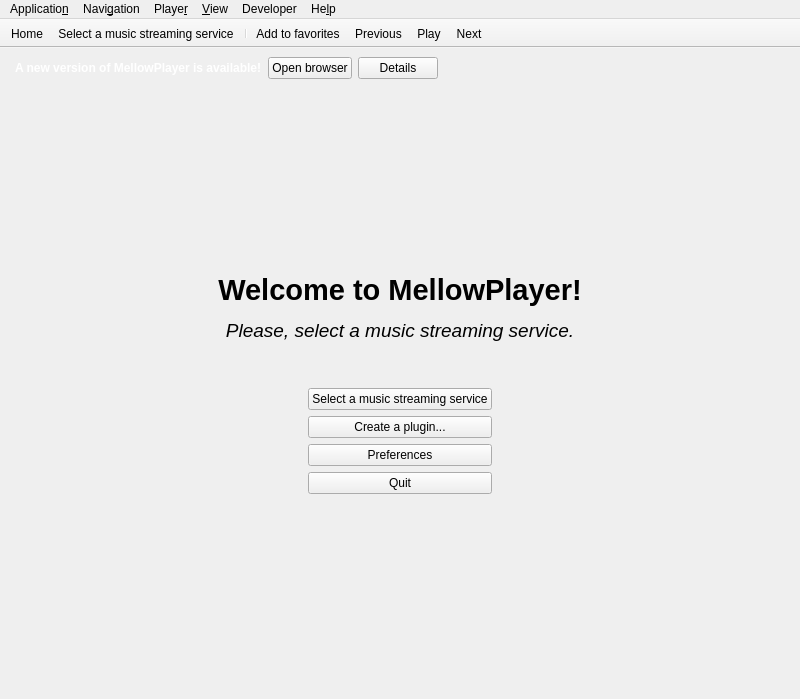
The window that app/forms/mainwindow.ui (ColinDuquesnoy/MellowPlayer) describes before a commit, drawn with Qt 5.
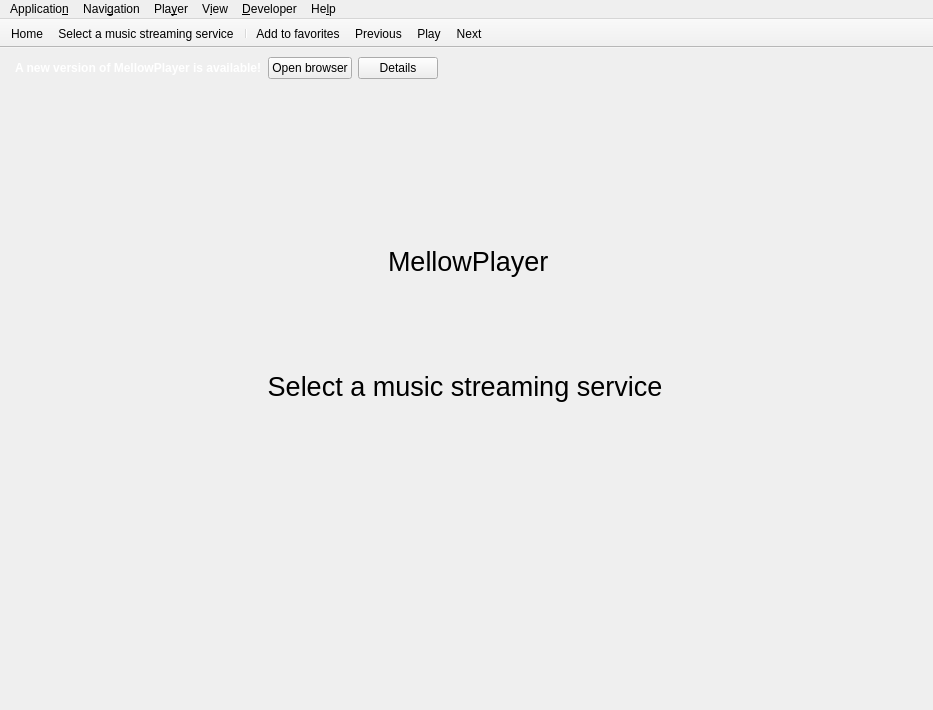
The same window after the commit. The open tabs and pages were chosen to show the change. Icons and pictures are not drawn. Custom widgets are drawn as their Qt base class.

Patch:
```diff
--- a/app/forms/mainwindow.ui
+++ b/app/forms/mainwindow.ui
@@ -6,8 +6,8 @@
    <rect>
     <x>0</x>
     <y>0</y>
-    <width>800</width>
-    <height>699</height>
+    <width>933</width>
+    <height>710</height>
    </rect>
   </property>
   <property name="windowTitle">
@@ -47,160 +47,310 @@
       </property>
       <widget class="QWidget" name="pageHome">
        <layout class="QGridLayout" name="gridLayout_2">
-        <item row="2" column="1">
-         <widget class="QLabel" name="label">
-          <property name="text">
-           <string>&lt;html&gt;&lt;head/&gt;&lt;body&gt;&lt;p align=&quot;center&quot;&gt;&lt;img src=&quot;:/icons/mellowplayer.png&quot; width=&quot;128&quot; height=&quot;128&quot;/&gt;&lt;/p&gt;&lt;p align=&quot;center&quot;&gt;&lt;span style=&quot; font-size:22pt; font-weight:600;&quot;&gt;Welcome to MellowPlayer!&lt;/span&gt;&lt;/p&gt;&lt;p align=&quot;center&quot;&gt;&lt;span style=&quot; font-size:14pt; font-style:italic;&quot;&gt;Please, select a music streaming service.&lt;/span&gt;&lt;/p&gt;&lt;p align=&quot;center&quot;&gt;&lt;br/&gt;&lt;/p&gt;&lt;/body&gt;&lt;/html&gt;</string>
+        <property name="leftMargin">
+         <number>0</number>
+        </property>
+        <property name="topMargin">
+         <number>0</number>
+        </property>
+        <property name="rightMargin">
+         <number>0</number>
+        </property>
+        <property name="bottomMargin">
+         <number>0</number>
+        </property>
+        <property name="spacing">
+         <number>0</number>
+        </property>
+        <item row="2" column="0">
+         <widget class="QWidget" name="background" native="true">
+          <property name="styleSheet">
+           <string notr="true">QWidget#background {
+	border-image: url(:/icons/home-background.png) 0 0 0 0 stretch stretch;
+	border-width: 0px;
+}
+
+</string>
           </property>
+          <layout class="QVBoxLayout" name="verticalLayout" stretch="0,0,0,0,0,0,0">
+           <property name="leftMargin">
+            <number>6</number>
+           </property>
+           <item>
+            <spacer name="verticalSpacer">
+             <property name="orientation">
+              <enum>Qt::Vertical</enum>
+             </property>
+             <property name="sizeType">
+              <enum>QSizePolicy::Expanding</enum>
+             </property>
+             <property name="sizeHint" stdset="0">
+              <size>
+               <width>20</width>
+               <height>40</height>
+              </size>
+             </property>
+            </spacer>
+           </item>
+           <item>
+            <layout class="QHBoxLayout" name="horizontalLayout_2">
+             <property name="topMargin">
+              <number>0</number>
+             </property>
+             <item>
+              <spacer name="horizontalSpacer">
+               <property name="orientation">
+                <enum>Qt::Horizontal</enum>
+               </property>
+               <property name="sizeHint" stdset="0">
+                <size>
+                 <width>40</width>
+                 <height>20</height>
+                </size>
+               </property>
+              </spacer>
+             </item>
+             <item>
+              <widget class="QLabel" name="label_3">
+               <property name="text">
+                <string>&lt;html&gt;&lt;head/&gt;&lt;body&gt;&lt;p&gt;&lt;img src=&quot;:/icons/mellowplayer.svg&quot; /&gt;&lt;/p&gt;&lt;/body&gt;&lt;/html&gt;</string>
+               </property>
+              </widget>
+             </item>
+             <item>
+              <widget class="QLabel" name="label_4">
+               <property name="text">
+                <string>&lt;html&gt;&lt;head/&gt;&lt;body&gt;&lt;p&gt;&lt;span style=&quot; font-size:20pt;&quot;&gt;MellowPlayer&lt;/span&gt;&lt;/p&gt;&lt;/body&gt;&lt;/html&gt;</string>
+               </property>
+              </widget>
+             </item>
+             <item>
+              <spacer name="horizontalSpacer_4">
+               <property name="orientation">
+                <enum>Qt::Horizontal</enum>
+               </property>
+               <property name="sizeHint" stdset="0">
+                <size>
+                 <width>40</width>
+                 <height>20</height>
+                </size>
+               </property>
+              </spacer>
+             </item>
+            </layout>
+           </item>
+           <item>
+            <spacer name="verticalSpacer_3">
+             <property name="orientation">
+              <enum>Qt::Vertical</enum>
+             </property>
+             <property name="sizeType">
+              <enum>QSizePolicy::Preferred</enum>
+             </property>
+             <property name="sizeHint" stdset="0">
+              <size>
+               <width>20</width>
+               <height>60</height>
+              </size>
+             </property>
+            </spacer>
+           </item>
+           <item>
+            <layout class="QHBoxLayout" name="horizontalLayout_3">
+             <property name="spacing">
+              <number>20</number>
+             </property>
+             <property name="topMargin">
+              <number>0</number>
+             </property>
+             <item>
+              <spacer name="horizontalSpacer_2">
+               <property name="orientation">
+                <enum>Qt::Horizontal</enum>
+               </property>
+               <property name="sizeHint" stdset="0">
+                <size>
+                 <width>40</width>
+                 <height>20</height>
+                </size>
+               </property>
+              </spacer>
+             </item>
+             <item>
+              <widget class="HoverableButton" name="btCreatePlugin">
+               <property name="sizePolicy">
+                <sizepolicy hsizetype="Preferred" vsizetype="Fixed">
+                 <horstretch>0</horstretch>
+                 <verstretch>0</verstretch>
+                </sizepolicy>
+               </property>
+               <property name="styleSheet">
+                <string notr="true">QPushButton , QPushButton:hover,  QPushButton:pressed, QPushButton:focus {
+	background-color: transparent white;
+}
+
+QPushButton:hover,  QPushButton:pressed, QPushButton:focus {
+	border: 1px #3daee9;
+    border-radius: 3px;
+}</string>
+               </property>
+               <property name="text">
+                <string/>
+               </property>
+               <property name="icon">
+                <iconset resource="../mellowplayer.qrc">
+                 <normaloff>:/icons/plugins-white.svg</normaloff>:/icons/plugins-white.svg</iconset>
+               </property>
+               <property name="iconSize">
+                <size>
+                 <width>48</width>
+                 <height>48</height>
+                </size>
+               </property>
+               <property name="flat">
+                <bool>true</bool>
+               </property>
+              </widget>
+             </item>
+             <item>
+              <widget class="HoverableButton" name="pushButtonSelect">
+               <property name="sizePolicy">
+                <sizepolicy hsizetype="Preferred" vsizetype="Fixed">
+                 <horstretch>0</horstretch>
+                 <verstretch>0</verstretch>
+                </sizepolicy>
+               </property>
+               <property name="minimumSize">
+                <size>
+                 <width>0</width>
+                 <height>0</height>
+                </size>
+               </property>
+               <property name="styleSheet">
+                <string notr="true">QPushButton , QPushButton:hover,  QPushButton:pressed, QPushButton:focus {
+	background-color: transparent white;
+}
+
+QPushButton:hover,  QPushButton:pressed, QPushButton:focus {
+	border: 1px #3daee9;
+    border-radius: 3px;
+}</string>
+               </property>
+               <property name="text">
+                <string/>
+               </property>
+               <property name="icon">
+                <iconset resource="../mellowplayer.qrc">
+                 <normaloff>:/icons/folder-music-white.svg</normaloff>:/icons/folder-music-white.svg</iconset>
+               </property>
+               <property name="iconSize">
+                <size>
+                 <width>76</width>
+                 <height>76</height>
+                </size>
+               </property>
+               <property name="flat">
+                <bool>true</bool>
+               </property>
+              </widget>
+             </item>
+             <item>
+              <widget class="HoverableButton" name="pushButtonPreferences">
+               <property name="sizePolicy">
+                <sizepolicy hsizetype="Preferred" vsizetype="Fixed">
+                 <horstretch>0</horstretch>
+                 <verstretch>0</verstretch>
+                </sizepolicy>
+               </property>
+               <property name="styleSheet">
+                <string notr="true">QPushButton , QPushButton:hover,  QPushButton:pressed, QPushButton:focus {
+	background-color: transparent white;
+}
+
+QPushButton:hover,  QPushButton:pressed, QPushButton:focus {
+	border: 1px #3daee9;
+    border-radius: 3px;
+}</string>
+               </property>
+               <property name="text">
+                <string/>
+               </property>
+               <property name="icon">
+                <iconset resource="../mellowplayer.qrc">
+                 <normaloff>:/icons/preferences-system-white.svg</normaloff>:/icons/preferences-system-white.svg</iconset>
+               </property>
+               <property name="iconSize">
+                <size>
+                 <width>48</width>
+                 <height>48</height>
+                </size>
+               </property>
+               <property name="flat">
+                <bool>true</bool>
+               </property>
+              </widget>
+             </item>
+             <item>
+              <spacer name="horizontalSpacer_3">
+               <property name="orientation">
+                <enum>Qt::Horizontal</enum>
+               </property>
+               <property name="sizeHint" stdset="0">
+                <size>
+                 <width>40</width>
+                 <height>20</height>
+                </size>
+               </property>
+              </spacer>
+             </item>
+            </layout>
+           </item>
+           <item>
+            <widget class="QLabel" name="labelToolTip">
+             <property name="font">
+              <font>
+               <pointsize>20</pointsize>
+               <stylestrategy>PreferDefault</stylestrategy>
+               <kerning>true</kerning>
+              </font>
+             </property>
+             <property name="text">
+              <string>Select a music streaming service</string>
+             </property>
+             <property name="alignment">
+              <set>Qt::AlignCenter</set>
+             </property>
+            </widget>
+           </item>
+           <item>
+            <spacer name="verticalSpacer_4">
+             <property name="orientation">
+              <enum>Qt::Vertical</enum>
+             </property>
+             <property name="sizeHint" stdset="0">
+              <size>
+               <width>20</width>
+               <height>40</height>
+              </size>
+             </property>
+            </spacer>
+           </item>
+           <item>
+            <spacer name="verticalSpacer_2">
+             <property name="orientation">
+              <enum>Qt::Vertical</enum>
+             </property>
+             <property name="sizeHint" stdset="0">
+              <size>
+               <width>20</width>
+               <height>40</height>
+              </size>
+             </property>
+            </spacer>
+           </item>
+          </layout>
          </widget>
         </item>
-        <item row="7" column="0">
-         <spacer name="horizontalSpacer">
-          <property name="orientation">
-           <enum>Qt::Horizontal</enum>
-          </property>
-          <property name="sizeHint" stdset="0">
-           <size>
-            <width>40</width>
-            <height>20</height>
-           </size>
-          </property>
-         </spacer>
-        </item>
-        <item row="7" column="2">
-         <spacer name="horizontalSpacer_3">
-          <property name="orientation">
-           <enum>Qt::Horizontal</enum>
-          </property>
-          <property name="sizeHint" stdset="0">
-           <size>
-            <width>40</width>
-            <height>20</height>
-           </size>
-          </property>
-         </spacer>
-        </item>
-        <item row="11" column="1">
-         <spacer name="verticalSpacer">
-          <property name="orientation">
-           <enum>Qt::Vertical</enum>
-          </property>
-          <property name="sizeHint" stdset="0">
-           <size>
-            <width>20</width>
-            <height>40</height>
-           </size>
-          </property>
-         </spacer>
-        </item>
-        <item row="1" column="1">
-         <spacer name="verticalSpacer_2">
-          <property name="orientation">
-           <enum>Qt::Vertical</enum>
-          </property>
-          <property name="sizeHint" stdset="0">
-           <size>
-            <width>20</width>
-            <height>40</height>
-           </size>
-          </property>
-         </spacer>
-        </item>
-        <item row="4" column="1">
-         <layout class="QGridLayout" name="gridLayout_3">
-          <property name="topMargin">
-           <number>0</number>
-          </property>
-          <item row="3" column="1">
-           <widget class="QPushButton" name="pushButtonQuit">
-            <property name="sizePolicy">
-             <sizepolicy hsizetype="Expanding" vsizetype="Fixed">
-              <horstretch>0</horstretch>
-              <verstretch>0</verstretch>
-             </sizepolicy>
-            </property>
-            <property name="text">
-             <string>Quit</string>
-            </property>
-            <property name="icon">
-             <iconset theme="application-exit">
-              <normaloff>.</normaloff>.</iconset>
-            </property>
-           </widget>
-          </item>
-          <item row="2" column="0">
-           <spacer name="horizontalSpacer_2">
-            <property name="orientation">
-             <enum>Qt::Horizontal</enum>
-            </property>
-            <property name="sizeHint" stdset="0">
-             <size>
-              <width>40</width>
-              <height>20</height>
-             </size>
-            </property>
-           </spacer>
-          </item>
-          <item row="2" column="1">
-           <widget class="QPushButton" name="pushButtonPreferences">
-            <property name="sizePolicy">
-             <sizepolicy hsizetype="Expanding" vsizetype="Fixed">
-              <horstretch>0</horstretch>
-              <verstretch>0</verstretch>
-             </sizepolicy>
-            </property>
-            <property name="text">
-             <string>Preferences</string>
-            </property>
-            <property name="icon">
-             <iconset theme="preferences-system">
-              <normaloff>.</normaloff>.</iconset>
-            </property>
-           </widget>
-          </item>
-          <item row="0" column="1">
-           <widget class="QPushButton" name="pushButtonSelect">
-            <property name="sizePolicy">
-             <sizepolicy hsizetype="Expanding" vsizetype="Fixed">
-              <horstretch>0</horstretch>
-              <verstretch>0</verstretch>
-             </sizepolicy>
-            </property>
-            <property name="text">
-             <string>Select a music streaming service</string>
-            </property>
-            <property name="icon">
-             <iconset theme="folder-music">
-              <normaloff>.</normaloff>.</iconset>
-            </property>
-           </widget>
-          </item>
-          <item row="2" column="2">
-           <spacer name="horizontalSpacer_4">
-            <property name="orientation">
-             <enum>Qt::Horizontal</enum>
-            </property>
-            <property name="sizeHint" stdset="0">
-             <size>
-              <width>40</width>
-              <height>20</height>
-             </size>
-            </property>
-           </spacer>
-          </item>
-          <item row="1" column="1">
-           <widget class="QPushButton" name="btCreatePlugin">
-            <property name="text">
-             <string>Create a plugin...</string>
-            </property>
-            <property name="icon">
-             <iconset theme="plugins">
-              <normaloff>.</normaloff>.</iconset>
-            </property>
-           </widget>
-          </item>
-         </layout>
-        </item>
        </layout>
       </widget>
       <widget class="QWidget" name="pageWeb">
@@ -313,8 +463,8 @@
     <rect>
      <x>0</x>
      <y>0</y>
-     <width>800</width>
-     <height>20</height>
+     <width>933</width>
+     <height>23</height>
     </rect>
    </property>
    <widget class="QMenu" name="menuApplication">
@@ -328,7 +478,7 @@
    </widget>
    <widget class="QMenu" name="menuPlayback">
     <property name="title">
-     <string>Playe&amp;r</string>
+     <string>Pla&amp;yer</string>
     </property>
     <addaction name="actionPlayPause"/>
     <addaction name="actionNext"/>
@@ -348,7 +498,7 @@
    </widget>
    <widget class="QMenu" name="menuView">
     <property name="title">
-     <string>&amp;View</string>
+     <string>V&amp;iew</string>
     </property>
     <addaction name="actionShow_menu"/>
     <addaction name="actionFullscreen"/>
@@ -361,7 +511,7 @@
    </widget>
    <widget class="QMenu" name="menuDeveloper">
     <property name="title">
-     <string>Developer</string>
+     <string>&amp;Developer</string>
     </property>
     <addaction name="actionCreate_plugin"/>
    </widget>
@@ -608,6 +758,11 @@
    <header>views/webview.h</header>
    <container>1</container>
   </customwidget>
+  <customwidget>
+   <class>HoverableButton</class>
+   <extends>QPushButton</extends>
+   <header>views/hoverable_button.h</header>
+  </customwidget>
  </customwidgets>
  <tabstops>
   <tabstop>pushButtonSelect</tabstop>
```
Left out of the diff: 15 changed lines with no effect on the pictures.
